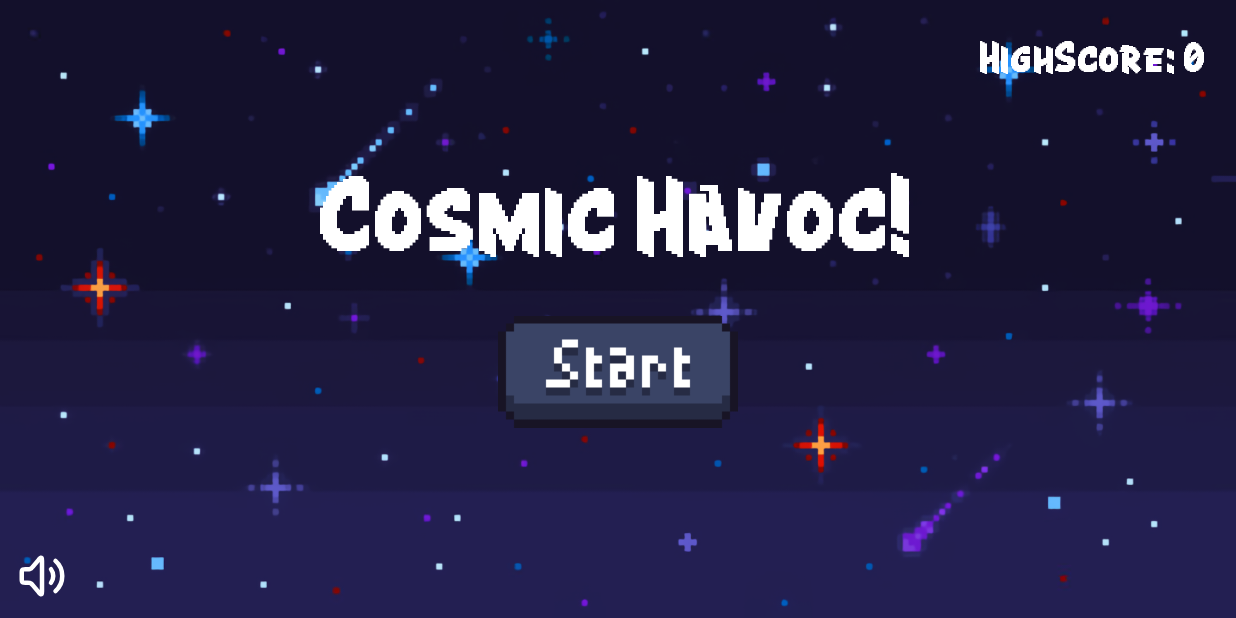
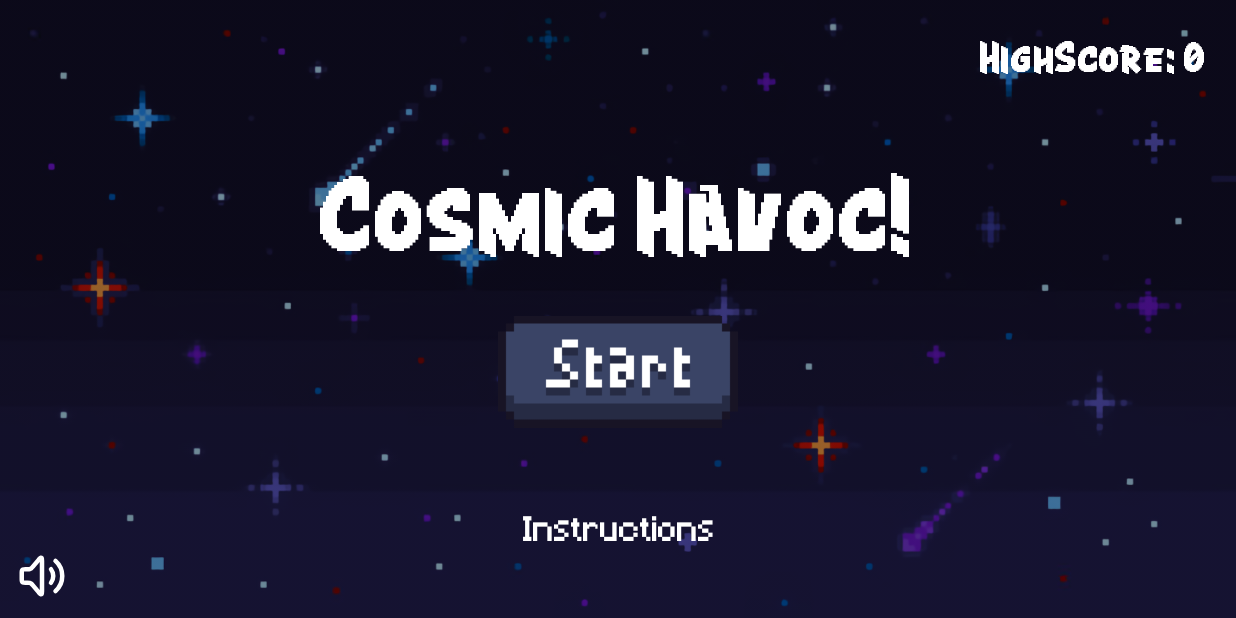
Before and after one commit to IT22305282/MAD_EXAM_3, an Android app: the screen it shows after launch (MainActivity), on a phone screen of 824 x 412 dp (held sideways). Run offline under Robolectric (Android 15) with nearby library versions, the phone set to English and light mode, and no system bars.

Commit message:
Added Instructions layout

```diff
--- a/app/src/main/AndroidManifest.xml
+++ b/app/src/main/AndroidManifest.xml
@@ -13,9 +13,13 @@
         android:theme="@style/Theme.MAD_EXAM_3"
         tools:targetApi="31">
         <activity
+            android:name=".Instructions"
+            android:exported="false"
+            android:screenOrientation="landscape"/>
+        <activity
             android:name=".GameActivity"
             android:exported="false"
-            android:screenOrientation="landscape"/>
+            android:screenOrientation="landscape" />
         <activity
             android:name=".MainActivity"
             android:exported="true"
--- a/app/src/main/java/com/example/mad_exam_3/Background.kt
+++ b/app/src/main/java/com/example/mad_exam_3/Background.kt
@@ -11,7 +11,9 @@ class Background(screenX: Int, screenY: Int, res: Resources) {
     var background: Bitmap
 
     init {
+        //background asset
         val backgroundBitmap = BitmapFactory.decodeResource(res, R.drawable.space2)
+
         background = Bitmap.createScaledBitmap(backgroundBitmap, screenX, screenY, false)
     }
 }
--- a/app/src/main/java/com/example/mad_exam_3/Bullet.kt
+++ b/app/src/main/java/com/example/mad_exam_3/Bullet.kt
@@ -20,6 +20,7 @@ class Bullet (res: Resources) {
     var bulletCounter = 0
 
     init {
+        //bullet assets
         bullet1 = BitmapFactory.decodeResource(res, R.drawable.shot1)
         bullet2 = BitmapFactory.decodeResource(res, R.drawable.shot2)
         bullet3 = BitmapFactory.decodeResource(res, R.drawable.shot3)
@@ -37,6 +38,7 @@ class Bullet (res: Resources) {
         bullet4 = Bitmap.createScaledBitmap(bullet4, width, height,false)
     }
 
+    //return Bitmaps to work as an animation
     fun getBullet() : Bitmap{
         when(bulletCounter){
             1 -> {
--- a/app/src/main/java/com/example/mad_exam_3/Enemy.kt
+++ b/app/src/main/java/com/example/mad_exam_3/Enemy.kt
@@ -22,6 +22,7 @@ class Enemy(res: Resources) {
     var enemy4: Bitmap
 
     init {
+        //enemy assets
         enemy1 = BitmapFactory.decodeResource(res, R.drawable.enemy1)
         enemy2 = BitmapFactory.decodeResource(res, R.drawable.enemy2)
         enemy3 = BitmapFactory.decodeResource(res, R.drawable.enemy3)
@@ -30,6 +31,7 @@ class Enemy(res: Resources) {
         width = enemy1.width
         height = enemy1.height
 
+        //increasing the enemy size
         width = (width * 1.5).toInt()
         height = (height * 1.5).toInt()
 
@@ -44,6 +46,7 @@ class Enemy(res: Resources) {
         y = -height
     }
 
+    //return Bitmaps to work as an animation
     fun getBird(): Bitmap {
         when (enemyCounter) {
             1 -> {
--- a/app/src/main/java/com/example/mad_exam_3/MainActivity.kt
+++ b/app/src/main/java/com/example/mad_exam_3/MainActivity.kt
@@ -78,6 +78,7 @@ class MainActivity : AppCompatActivity() {
             volumeCtrl.setImageResource(R.drawable.volume_up)
         }
 
+        //setting up mute button
         volumeCtrl.setOnClickListener {
             isMute = !isMute
             if (isMute) {
@@ -91,5 +92,15 @@ class MainActivity : AppCompatActivity() {
             editor.apply()
         }
 
+        val instructions = findViewById<TextView>(R.id.instructionsBtn)
+
+        instructions.setOnClickListener {
+
+            val intent = Intent(this, Instructions::class.java)
+
+            startActivity(intent)
+
+        }
+
     }
 }
--- a/app/src/main/java/com/example/mad_exam_3/Player.kt
+++ b/app/src/main/java/com/example/mad_exam_3/Player.kt
@@ -25,6 +25,7 @@ class Player(gameView: GameView, screenY: Int, res: Resources) {
     init {
         this.gameView = gameView
 
+        //player assets
         player1 = BitmapFactory.decodeResource(res, R.drawable.player1)
         player2 = BitmapFactory.decodeResource(res, R.drawable.player2)
         player3 = BitmapFactory.decodeResource(res, R.drawable.player3)
@@ -46,6 +47,7 @@ class Player(gameView: GameView, screenY: Int, res: Resources) {
 
     }
 
+    //return Bitmaps to work as an animation
     fun getPlayer(): Bitmap{
 
         if(toShoot != 0){
--- /dev/null
+++ b/app/src/main/res/drawable/baseline_arrow_back_24.xml
@@ -0,0 +1,5 @@
+<vector android:autoMirrored="true" android:height="24dp"
+    android:tint="#FFFFFF" android:viewportHeight="24"
+    android:viewportWidth="24" android:width="24dp" xmlns:android="http://schemas.android.com/apk/res/android">
+    <path android:fillColor="@android:color/white" android:pathData="M20,11H7.83l5.59,-5.59L12,4l-8,8 8,8 1.41,-1.41L7.83,13H20v-2z"/>
+</vector>
--- a/app/src/main/res/layout/activity_main.xml
+++ b/app/src/main/res/layout/activity_main.xml
@@ -4,7 +4,8 @@
     xmlns:tools="http://schemas.android.com/tools"
     android:layout_width="match_parent"
     android:layout_height="match_parent"
-    tools:context=".MainActivity">
+    tools:context=".MainActivity"
+    android:background="@color/black">
 
     <ImageView
         android:id="@+id/imageView"
@@ -13,6 +14,7 @@
         android:scaleType="centerCrop"
         android:src="@drawable/space2"
         tools:layout_editor_absoluteX="0dp"
+        android:alpha="0.6"
         tools:layout_editor_absoluteY="54dp"/>
 
     <TextView
@@ -63,4 +65,18 @@
         app:layout_constraintBottom_toBottomOf="parent"
         app:layout_constraintStart_toStartOf="parent"/>
 
+    <TextView
+        android:id="@+id/instructionsBtn"
+        android:layout_width="wrap_content"
+        android:layout_height="wrap_content"
+        android:layout_marginBottom="25dp"
+        android:fontFamily="@font/minecraft"
+        android:padding="20dp"
+        android:text="Instructions"
+        android:textColor="@color/white"
+        android:textSize="22sp"
+        app:layout_constraintBottom_toBottomOf="parent"
+        app:layout_constraintEnd_toEndOf="parent"
+        app:layout_constraintStart_toStartOf="parent" />
+
 </androidx.constraintlayout.widget.ConstraintLayout>
```
Also changed, not shown: app/src/main/java/com/example/mad_exam_3/Instructions.kt (added, +41 -0 lines), app/src/main/res/layout/activity_instructions.xml (added, +96 -0 lines), 1 other file.
